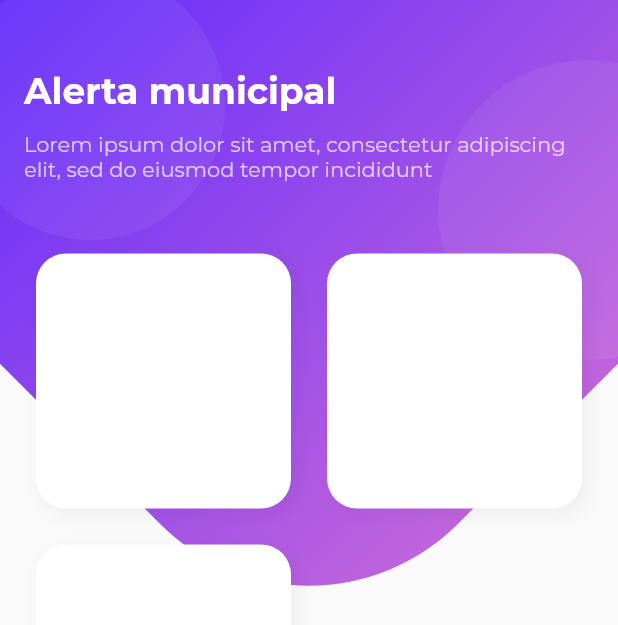
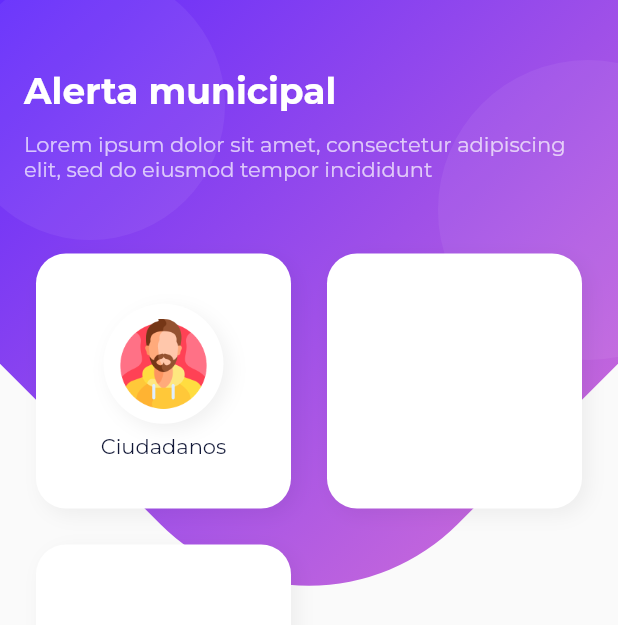
Before and after one commit to ehbarrionuevo/flutter_codigo_alerta, a Flutter app: the HomePage screen opened directly, on a phone screen of 412 x 824 dp. Shown: the top 625 px of the screen. Run offline on Flutter 3.47's test engine with Material 2 defaults, Android fonts, the phone set to English and light mode, and no system bars; our stand-ins replace google_fonts; network calls fail.

Commit message:
Mods 2.0

```diff
--- a/lib/pages/home_page.dart
+++ b/lib/pages/home_page.dart
@@ -1,6 +1,7 @@
 import 'dart:math';
 
 import 'package:flutter/material.dart';
+import 'package:flutter_codigo_alerta/ui/general/colors.dart';
 import 'package:flutter_codigo_alerta/ui/widgets/background_widget.dart';
 import 'package:flutter_codigo_alerta/ui/widgets/general_widget.dart';
 
@@ -26,10 +27,9 @@ class HomePage extends StatelessWidget {
                     const Text(
                       "Alerta municipal",
                       style: TextStyle(
-                        color: Colors.white,
-                        fontWeight: FontWeight.bold,
-                        fontSize: 24.0
-                      ),
+                          color: Colors.white,
+                          fontWeight: FontWeight.bold,
+                          fontSize: 24.0),
                     ),
                     divider12,
                     const Text(
@@ -37,8 +37,7 @@ class HomePage extends StatelessWidget {
                       style: TextStyle(
                           color: Colors.white70,
                           fontWeight: FontWeight.normal,
-                          fontSize: 14.0
-                      ),
+                          fontSize: 14.0),
                     ),
                     divider40,
                     GridView.count(
@@ -47,7 +46,6 @@ class HomePage extends StatelessWidget {
                       crossAxisSpacing: 8.0,
                       mainAxisSpacing: 8.0,
                       children: [
-
                         Container(
                           margin: const EdgeInsets.all(8.0),
                           decoration: BoxDecoration(
@@ -57,8 +55,37 @@ class HomePage extends StatelessWidget {
                               BoxShadow(
                                   color: Colors.black.withOpacity(0.05),
                                   offset: const Offset(4, 4),
-                                  blurRadius: 10.0
+                                  blurRadius: 10.0),
+                            ],
+                          ),
+                          child: Column(
+                            mainAxisAlignment: MainAxisAlignment.center,
+                            children: [
+                              Container(
+                                padding: const EdgeInsets.all(10.0),
+                                decoration: BoxDecoration(
+                                  color: Colors.white,
+                                  shape: BoxShape.circle,
+                                  boxShadow: [
+                                    BoxShadow(
+                                        color: Colors.black.withOpacity(0.06),
+                                        offset: const Offset(4, 4),
+                                        blurRadius: 10.0),
+                                  ],
+                                ),
+                                child: Image.asset(
+                                  'assets/images/man.png',
+                                  height: 60,
+                                ),
                               ),
+                              divider6,
+                              Text(
+                                "Ciudadanos",
+                                style: TextStyle(
+                                  color: kFontPrimaryColor,
+                                  fontWeight: FontWeight.normal,
+                                ),
+                              )
                             ],
                           ),
                         ),
@@ -71,8 +98,7 @@ class HomePage extends StatelessWidget {
                               BoxShadow(
                                   color: Colors.black.withOpacity(0.05),
                                   offset: const Offset(4, 4),
-                                  blurRadius: 10.0
-                              ),
+                                  blurRadius: 10.0),
                             ],
                           ),
                         ),
@@ -85,8 +111,7 @@ class HomePage extends StatelessWidget {
                               BoxShadow(
                                   color: Colors.black.withOpacity(0.05),
                                   offset: const Offset(4, 4),
-                                  blurRadius: 10.0
-                              ),
+                                  blurRadius: 10.0),
                             ],
                           ),
                         ),
```
Also changed, not shown: assets/images/man.png (added).
